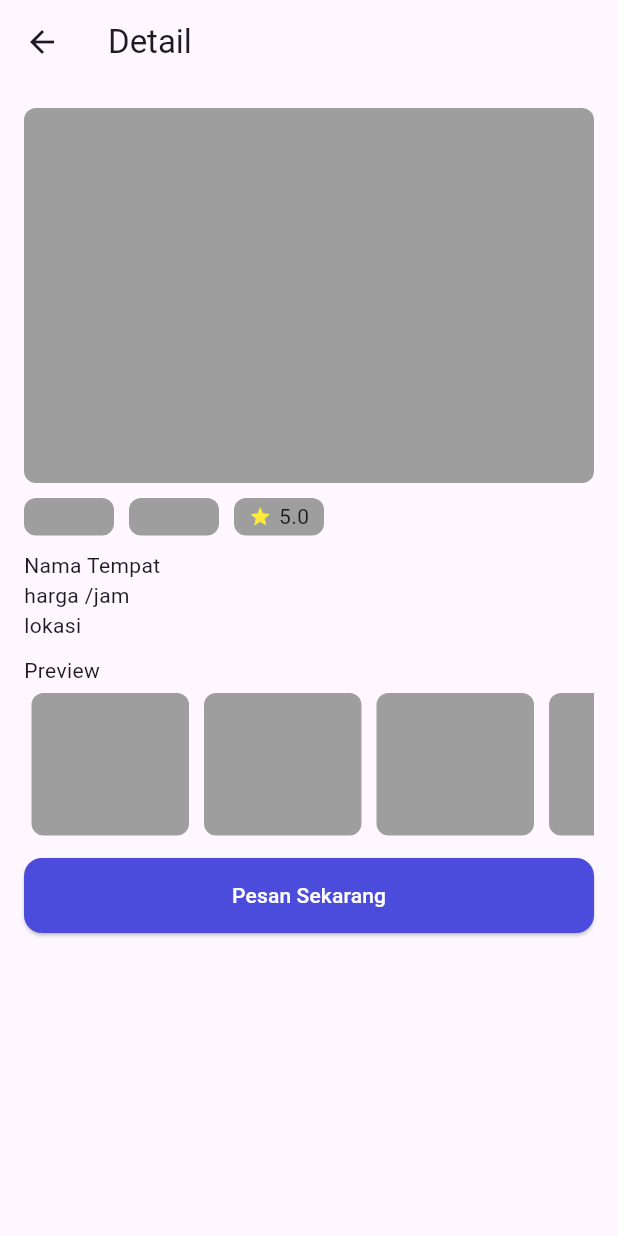
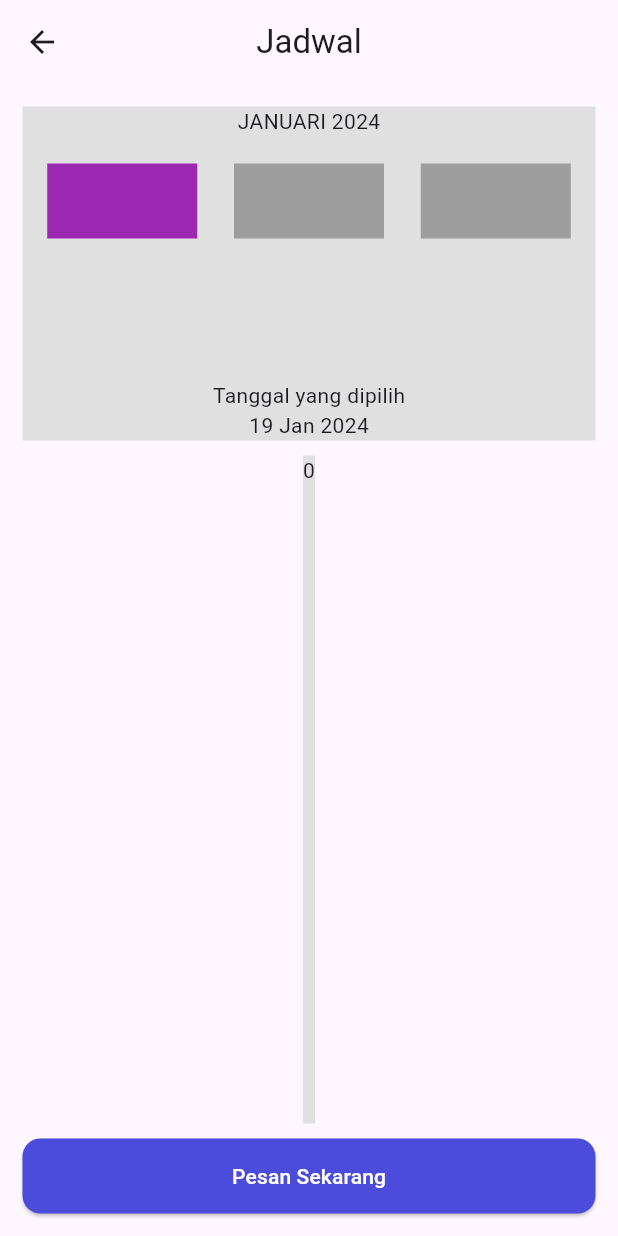
Before and after one commit to brianabyyf/skripsi-selaga, a Flutter app: the FieldDetailPage screen opened directly, after a tap on "Pesan Sekarang", on a phone screen of 412 x 824 dp. Run offline on Flutter 3.47's test engine with Material 3 defaults, Android fonts, the phone set to English and light mode, and no system bars; our stand-ins replace google_nav_bar.

Commit message:
melakukan perubahan pada detail page dana menambahkan booking page

```diff
--- /dev/null
+++ b/lib/pages/user/booking_page.dart
@@ -0,0 +1,221 @@
+import 'package:flutter/material.dart';
+import 'package:flutter/widgets.dart';
+
+class BookingPage extends StatefulWidget {
+  const BookingPage({super.key});
+
+  @override
+  State<BookingPage> createState() => _BookingPageState();
+}
+
+class _BookingPageState extends State<BookingPage> {
+  late int selected;
+
+  @override
+  void initState() {
+    selected = 0;
+    super.initState();
+  }
+
+  @override
+  Widget build(BuildContext context) {
+    return Scaffold(
+      appBar: AppBar(
+        centerTitle: true,
+        title: const Text('Jadwal'),
+      ),
+      body: SafeArea(
+          child: Padding(
+        padding: const EdgeInsets.all(15.0),
+        child: Column(
+          children: [
+            Expanded(
+                child: Container(
+              decoration: BoxDecoration(color: Colors.grey[300]),
+              child: Column(
+                children: [
+                  const Text('JANUARI 2024'),
+                  const SizedBox(
+                    height: 10,
+                  ),
+                  Row(
+                    mainAxisAlignment: MainAxisAlignment.spaceEvenly,
+                    children: [
+                      Padding(
+                        padding: const EdgeInsets.all(8.0),
+                        child: Row(
+                          children: [
+                            selectedDayBox(selected),
+                          ],
+                        ),
+                      ),
+                      Padding(
+                        padding: const EdgeInsets.all(8.0),
+                        child: selectedDayBox2(selected),
+                      ),
+                      Padding(
+                          padding: const EdgeInsets.all(8.0),
+                          child: selectedDayBox3(selected))
+                    ],
+                  ),
+                  const Spacer(),
+                  Text('Tanggal yang dipilih'),
+                  Text('19 Jan 2024')
+                ],
+              ),
+            )),
+            const SizedBox(
+              height: 10,
+            ),
+            Expanded(
+              flex: 2,
+              child: Container(
+                decoration: BoxDecoration(color: Colors.grey[300]),
+                child: JadwalView(
+                  selected: selected,
+                ),
+              ),
+            ),
+            SizedBox(
+              height: 10,
+            ),
+            SizedBox(
+                width: MediaQuery.of(context).size.width,
+                height: 50,
+                child: ElevatedButton(
+                    style: ElevatedButton.styleFrom(
+                        backgroundColor: const Color.fromRGBO(76, 76, 220, 1),
+                        shape: RoundedRectangleBorder(
+                            borderRadius: BorderRadius.circular(12))),
+                    onPressed: () {},
+                    child: const Text(
+                      'Pesan Sekarang',
+                      style: TextStyle(color: Colors.white),
+                    ))),
+          ],
+        ),
+      )),
+    );
+  }
+
+  GestureDetector selectedDayBox3(int boxSelected) {
+    print(boxSelected.toString());
+    if (boxSelected == 2) {
+      return GestureDetector(
+        onTap: () {
+          setState(() {
+            selected = 2;
+          });
+        },
+        child: Container(
+          height: 50,
+          width: 100,
+          decoration: BoxDecoration(color: Colors.purple),
+        ),
+      );
+    } else {
+      return GestureDetector(
+        onTap: () {
+          setState(() {
+            selected = 2;
+          });
+        },
+        child: Container(
+          height: 50,
+          width: 100,
+          decoration: BoxDecoration(color: Colors.grey),
+        ),
+      );
+    }
+  }
+
+  GestureDetector selectedDayBox2(int boxSelected) {
+    print(boxSelected.toString());
+    if (boxSelected == 1) {
+      return GestureDetector(
+        onTap: () {
+          setState(() {
+            selected = 1;
+          });
+        },
+        child: Container(
+          height: 50,
+          width: 100,
+          decoration: BoxDecoration(color: Colors.purple),
+        ),
+      );
+    } else {
+      return GestureDetector(
+        onTap: () {
+          setState(() {
+            selected = 1;
+            boxSelected = 1;
+          });
+        },
+        child: Container(
+          height: 50,
+          width: 100,
+          decoration: BoxDecoration(color: Colors.grey),
+        ),
+      );
+    }
+  }
+
+  GestureDetector selectedDayBox(int boxSelected) {
+    print(boxSelected.toString());
+    if (boxSelected == 0) {
+      return GestureDetector(
+        onTap: () {
+          setState(() {
+            selected = 0;
+          });
+        },
+        child: Container(
+          height: 50,
+          width: 100,
+          decoration: BoxDecoration(color: Colors.purple),
+        ),
+      );
+    } else {
+      return GestureDetector(
+        onTap: () {
+          setState(() {
+            selected = 0;
+
+            boxSelected = 0;
+          });
+        },
+        child: Container(
+          height: 50,
+          width: 100,
+          decoration: BoxDecoration(color: Colors.grey),
+        ),
+      );
+    }
+  }
+}
+
+class JadwalView extends StatelessWidget {
+  final int selected;
+  const JadwalView({
+    required this.selected,
+    super.key,
+  });
+
+  @override
+  Widget build(BuildContext context) {
+    if (selected == 0) {
+      return Container(
+        child: Text('0'),
+      );
+    } else if (selected == 1) {
+      return Container(
+        child: Text('1'),
+      );
+    } else {
+      return Container(
+        child: Text('2'),
+      );
+    }
+  }
+}
--- /dev/null
+++ b/lib/pages/user/detail_page.dart
@@ -0,0 +1,193 @@
+import 'package:flutter/material.dart';
+import 'package:selaga_ver1/pages/user/booking_page.dart';
+
+class FieldDetailPage extends StatefulWidget {
+  final String fieldName;
+
+  const FieldDetailPage({super.key, required this.fieldName});
+
+  @override
+  State<FieldDetailPage> createState() => _FieldDetailPageState();
+}
+
+class _FieldDetailPageState extends State<FieldDetailPage> {
+  @override
+  Widget build(BuildContext context) {
+    return Scaffold(
+      appBar: AppBar(
+        centerTitle: true,
+        title: const Text('Detail'),
+      ),
+      body: SafeArea(
+        child: Padding(
+          padding: const EdgeInsets.all(15),
+          child: Column(
+            mainAxisAlignment: MainAxisAlignment.spaceBetween,
+            crossAxisAlignment: CrossAxisAlignment.start,
+            children: [
+              Container(
+                height: 250,
+                decoration: BoxDecoration(
+                    color: Colors.grey, borderRadius: BorderRadius.circular(8)),
+              ),
+              Row(
+                children: [
+                  Container(
+                    height: 25,
+                    width: 60,
+                    decoration: BoxDecoration(
+                        color: Colors.grey,
+                        borderRadius: BorderRadius.circular(8)),
+                  ),
+                  const SizedBox(
+                    width: 10,
+                  ),
+                  Container(
+                    height: 25,
+                    width: 60,
+                    decoration: BoxDecoration(
+                        color: Colors.grey,
+                        borderRadius: BorderRadius.circular(8)),
+                  ),
+                  const SizedBox(
+                    width: 10,
+                  ),
+                  Container(
+                    height: 25,
+                    width: 60,
+                    decoration: BoxDecoration(
+                        color: Colors.grey,
+                        borderRadius: BorderRadius.circular(8)),
+                    child: const Row(
+                      mainAxisAlignment: MainAxisAlignment.center,
+                      children: [
+                        Icon(
+                          Icons.star,
+                          color: Colors.yellow,
+                          size: 15,
+                        ),
+                        SizedBox(
+                          width: 5,
+                        ),
+                        Text('5.0')
+                      ],
+                    ),
+                  )
+                ],
+              ),
+              const Text(
+                'Nama Tempat',
+                style: TextStyle(fontSize: 18, fontWeight: FontWeight.bold),
+              ),
+              const Row(
+                children: [
+                  Text(
+                    'Rp. ',
+                    style: TextStyle(color: Color.fromRGBO(76, 76, 220, 1)),
+                  ),
+                  Text(
+                    '10000',
+                    style: TextStyle(color: Color.fromRGBO(76, 76, 220, 1)),
+                  ),
+                  Text(' /jam',
+                      style: TextStyle(
+                        color: Colors.grey,
+                      ))
+                ],
+              ),
+              const Row(
+                children: [
+                  Icon(
+                    Icons.location_on,
+                    color: Color.fromRGBO(76, 76, 220, 1),
+                  ),
+                  SizedBox(
+                    width: 10,
+                  ),
+                  Text('lokasi'),
+                ],
+              ),
+
+              const SizedBox(
+                height: 10,
+              ),
+
+              const Text('Preview',
+                  style: TextStyle(fontSize: 16, fontWeight: FontWeight.bold)),
+
+              SizedBox(
+                height: 120,
+                child: ListView.builder(
+                  scrollDirection: Axis.horizontal,
+                  itemCount: 5,
+                  itemBuilder: (context, index) {
+                    return Padding(
+                      padding: const EdgeInsets.all(5.0),
+                      child: Container(
+                        width: 120,
+                        decoration: BoxDecoration(
+                            color: Colors.grey,
+                            borderRadius: BorderRadius.circular(8)),
+                      ),
+                    );
+                  },
+                ),
+              ),
+
+              const SizedBox(
+                height: 10,
+              ),
+              SizedBox(
+                  width: MediaQuery.of(context).size.width,
+                  height: 50,
+                  child: ElevatedButton(
+                      style: ElevatedButton.styleFrom(
+                          backgroundColor: const Color.fromRGBO(76, 76, 220, 1),
+                          shape: RoundedRectangleBorder(
+                              borderRadius: BorderRadius.circular(12))),
+                      onPressed: () {
+                        Navigator.push(
+                          context,
+                          MaterialPageRoute(
+                              builder: (context) => const BookingPage()),
+                        );
+                      },
+                      child: const Text(
+                        'Pesan Sekarang',
+                        style: TextStyle(color: Colors.white),
+                      ))),
+
+              // const Text(
+              //   'Jam Tersedia untuk Disewakan',
+              //   style: TextStyle(fontSize: 24.0, fontWeight: FontWeight.bold),
+              // ),
+              // const SizedBox(height: 20.0),
+              // Expanded(
+              //   child: ListView(
+              //     children: [
+              //       TimeSlotItem(
+              //           time: '08:00 - 10:00',
+              //           onPressed: () {
+              //             // Tambahkan logika untuk menyewa pada jam ini
+              //           }),
+              //       TimeSlotItem(
+              //           time: '10:00 - 12:00',
+              //           onPressed: () {
+              //             // Tambahkan logika untuk menyewa pada jam ini
+              //           }),
+              //       TimeSlotItem(
+              //           time: '12:00 - 14:00',
+              //           onPressed: () {
+              //             // Tambahkan logika untuk menyewa pada jam ini
+              //           }),
+              //       // Tambahkan jam-jam lainnya sesuai kebutuhan
+              //     ],
+              //   ),
+              // ),
+            ],
+          ),
+        ),
+      ),
+    );
+  }
+}
--- a/lib/pages/user/home_page.dart
+++ b/lib/pages/user/home_page.dart
@@ -1,5 +1,6 @@
 import 'package:flutter/material.dart';
 import 'package:google_nav_bar/google_nav_bar.dart';
+import 'package:selaga_ver1/pages/user/detail_page.dart';
 import 'package:selaga_ver1/pages/user/profile_page.dart';
 import 'package:selaga_ver1/pages/user/riwayat_page.dart';
 
@@ -79,10 +80,12 @@ class HomePage extends StatelessWidget {
   @override
   Widget build(BuildContext context) {
     return Scaffold(
-      appBar: AppBar(
-        title: const Text('Selaga'),
-      ),
-      body: Center(
+      // appBar: AppBar(
+      //   centerTitle: true,
+      //   title: const Text('Selaga'),
+      // ),
+      body: SafeArea(
+        child: Center(
           child: SingleChildScrollView(
             child: Column(
               mainAxisAlignment: MainAxisAlignment.center,
@@ -135,6 +138,7 @@ class HomePage extends StatelessWidget {
                 ),
                 const SizedBox(height: 20.0),
               ],
+            ),
           ),
         ),
       ),
@@ -209,186 +213,3 @@ class SportsFieldCard extends StatelessWidget {
     );
   }
 }
-
-class FieldDetailPage extends StatelessWidget {
-  final String fieldName;
-
-  const FieldDetailPage({super.key, required this.fieldName});
-
-  @override
-  Widget build(BuildContext context) {
-    return Scaffold(
-      appBar: AppBar(
-        title: const Text('Detail'),
-      ),
-      body: Padding(
-        padding: const EdgeInsets.all(16.0),
-        child: Column(
-          crossAxisAlignment: CrossAxisAlignment.start,
-          children: [
-            Container(
-              height: 250,
-              // width: 300,
-              decoration: BoxDecoration(
-                  color: Colors.grey, borderRadius: BorderRadius.circular(8)),
-            ),
-            const SizedBox(
-              height: 10,
-            ),
-            Row(
-              // mainAxisAlignment: MainAxisAlignment.spaceBetween,
-              children: [
-                Container(
-                  height: 25,
-                  width: 60,
-                  decoration: BoxDecoration(
-                      color: Colors.grey,
-                      borderRadius: BorderRadius.circular(8)),
-                ),
-                const SizedBox(
-                  width: 10,
-                ),
-                Container(
-                  height: 25,
-                  width: 60,
-                  decoration: BoxDecoration(
-                      color: Colors.grey,
-                      borderRadius: BorderRadius.circular(8)),
-                ),
-                const SizedBox(
-                  width: 10,
-                ),
-                Container(
-                  height: 25,
-                  width: 60,
-                  decoration: BoxDecoration(
-                      color: Colors.grey,
-                      borderRadius: BorderRadius.circular(8)),
-                  child: Row(
-                    mainAxisAlignment: MainAxisAlignment.center,
-                    children: [
-                      Icon(
-                        Icons.star,
-                        color: Colors.yellow,
-                        size: 15,
-                      ),
-                      SizedBox(
-                        width: 5,
-                      ),
-                      Text('5.0')
-                    ],
-                  ),
-                )
-              ],
-            ),
-            SizedBox(
-              height: 10,
-            ),
-            Text('Nama Tempat'),
-            Text('harga /jam'),
-            Text('lokasi'),
-
-            SizedBox(
-              height: 10,
-            ),
-
-            Text('Preview'),
-
-            SizedBox(
-              height: 105,
-              child: ListView.builder(
-                scrollDirection: Axis.horizontal,
-                itemCount: 5,
-                itemBuilder: (context, index) {
-                  return Padding(
-                    padding: const EdgeInsets.all(5.0),
-                    child: Container(
-                      width: 105,
-                      decoration: BoxDecoration(
-                          color: Colors.grey,
-                          borderRadius: BorderRadius.circular(8)),
-                    ),
-                  );
-                },
-              ),
-            ),
-
-            SizedBox(
-              height: 10,
-            ),
-            SizedBox(
-                width: MediaQuery.of(context).size.width,
-                height: 50,
-                child: ElevatedButton(
-                    style: ElevatedButton.styleFrom(
-                        backgroundColor: const Color.fromRGBO(76, 76, 220, 1),
-                        shape: RoundedRectangleBorder(
-                            borderRadius: BorderRadius.circular(12))),
-                    onPressed: () {},
-                    child: Text(
-                      'Pesan Sekarang',
-                      style: TextStyle(color: Colors.white),
-                    ))),
-
-            // const Text(
-            //   'Jam Tersedia untuk Disewakan',
-            //   style: TextStyle(fontSize: 24.0, fontWeight: FontWeight.bold),
-            // ),
-            // const SizedBox(height: 20.0),
-            // Expanded(
-            //   child: ListView(
-            //     children: [
-            //       TimeSlotItem(
-            //           time: '08:00 - 10:00',
-            //           onPressed: () {
-            //             // Tambahkan logika untuk menyewa pada jam ini
-            //           }),
-            //       TimeSlotItem(
-            //           time: '10:00 - 12:00',
-            //           onPressed: () {
-            //             // Tambahkan logika untuk menyewa pada jam ini
-            //           }),
-            //       TimeSlotItem(
-            //           time: '12:00 - 14:00',
-            //           onPressed: () {
-            //             // Tambahkan logika untuk menyewa pada jam ini
-            //           }),
-            //       // Tambahkan jam-jam lainnya sesuai kebutuhan
-            //     ],
-            //   ),
-            // ),
-          ],
-        ),
-      ),
-    );
-  }
-}
-
-class TimeSlotItem extends StatelessWidget {
-  final String time;
-  final VoidCallback onPressed;
-
-  const TimeSlotItem({super.key, required this.time, required this.onPressed});
-
-  @override
-  Widget build(BuildContext context) {
-    return GestureDetector(
-      onTap: onPressed,
-      child: Container(
-        padding: const EdgeInsets.symmetric(horizontal: 20.0, vertical: 10.0),
-        margin: const EdgeInsets.symmetric(vertical: 5.0),
-        decoration: BoxDecoration(
-          borderRadius: BorderRadius.circular(10.0),
-          color: Colors.blue,
-        ),
-        child: Text(
-          time,
-          style: const TextStyle(
-            color: Colors.white,
-            fontSize: 18.0,
-          ),
-        ),
-      ),
-    );
-  }
-}
--- a/lib/pages/user/profile_page.dart
+++ b/lib/pages/user/profile_page.dart
@@ -8,6 +8,7 @@ class ProfilePage extends StatelessWidget {
   Widget build(BuildContext context) {
     return Scaffold(
       appBar: AppBar(
+        centerTitle: true,
         title: const Text('Profile'),
       ),
       body: Padding(
--- a/lib/pages/user/riwayat_page.dart
+++ b/lib/pages/user/riwayat_page.dart
@@ -7,6 +7,7 @@ class RiwayatPage extends StatelessWidget {
   Widget build(BuildContext context) {
     return Scaffold(
       appBar: AppBar(
+        centerTitle: true,
         title: const Text("Riwayat Pemesanan"),
       ),
       body: const Column(
```
Lines whose indentation alone changed are shown as unchanged.
